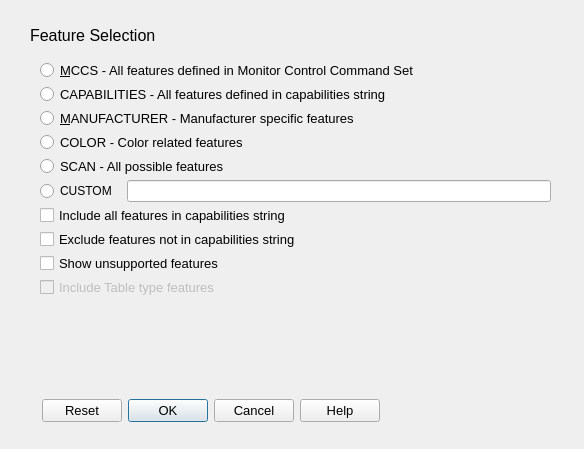
First picture: the form in src/option_dialogs/feature_selection_dialog.ui, repository rockowitz/ddcui, before the edit.
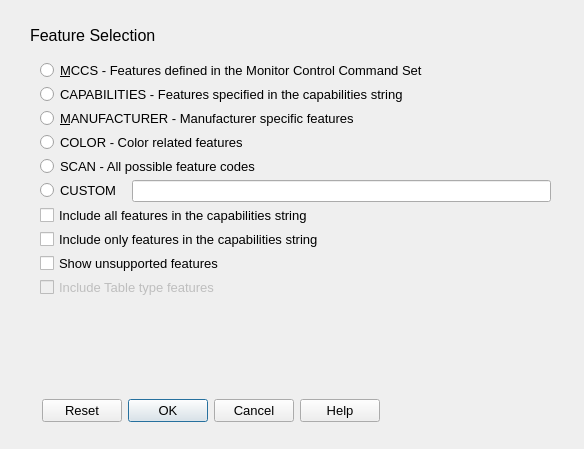
Second picture: the form after the edit.

Commit message: feature_selection_dialog.ui: - modify ratio button label text for clarity - set font on custom radio button to conform to other buttons

Diff of the .ui file:
```diff
--- a/src/option_dialogs/feature_selection_dialog.ui
+++ b/src/option_dialogs/feature_selection_dialog.ui
@@ -82,7 +82,7 @@
        <string>&lt;html&gt;&lt;head/&gt;&lt;body&gt;&lt;p&gt;This is tooltip text&lt;/p&gt;&lt;/body&gt;&lt;/html&gt;</string>
       </property>
       <property name="text">
-       <string>&amp;MCCS - All features defined in Monitor Control Command Set</string>
+       <string>&amp;MCCS - Features defined in the Monitor Control Command Set</string>
       </property>
      </widget>
     </item>
@@ -103,7 +103,7 @@
        <string>&lt;html&gt;&lt;head/&gt;&lt;body&gt;&lt;p&gt;This is whats this text&lt;/p&gt;&lt;/body&gt;&lt;/html&gt;</string>
       </property>
       <property name="text">
-       <string>CAPABILITIES - All features defined in capabilities string</string>
+       <string>CAPABILITIES - Features specified in the capabilities string</string>
       </property>
       <property name="checkable">
        <bool>true</bool>
@@ -142,7 +142,7 @@
        </font>
       </property>
       <property name="text">
-       <string>SCAN - All possible features</string>
+       <string>SCAN - All possible feature codes</string>
       </property>
      </widget>
     </item>
@@ -150,6 +150,11 @@
      <layout class="QHBoxLayout" name="horizontalLayout">
       <item>
        <widget class="QRadioButton" name="custom_radioButton">
+           <property name="font">
+       <font>
+        <pointsize>10</pointsize>
+       </font>
+      </property>
         <property name="text">
          <string>CUSTOM  </string>
         </property>
@@ -171,7 +176,7 @@
        </font>
       </property>
       <property name="text">
-       <string>Include all features in capabilities string</string>
+       <string>Include all features in the capabilities string</string>
       </property>
      </widget>
     </item>
@@ -183,7 +188,7 @@
        </font>
       </property>
       <property name="text">
-       <string>Exclude features not in capabilities string</string>
+       <string>Include only features in the capabilities string</string>
       </property>
      </widget>
     </item>
```
